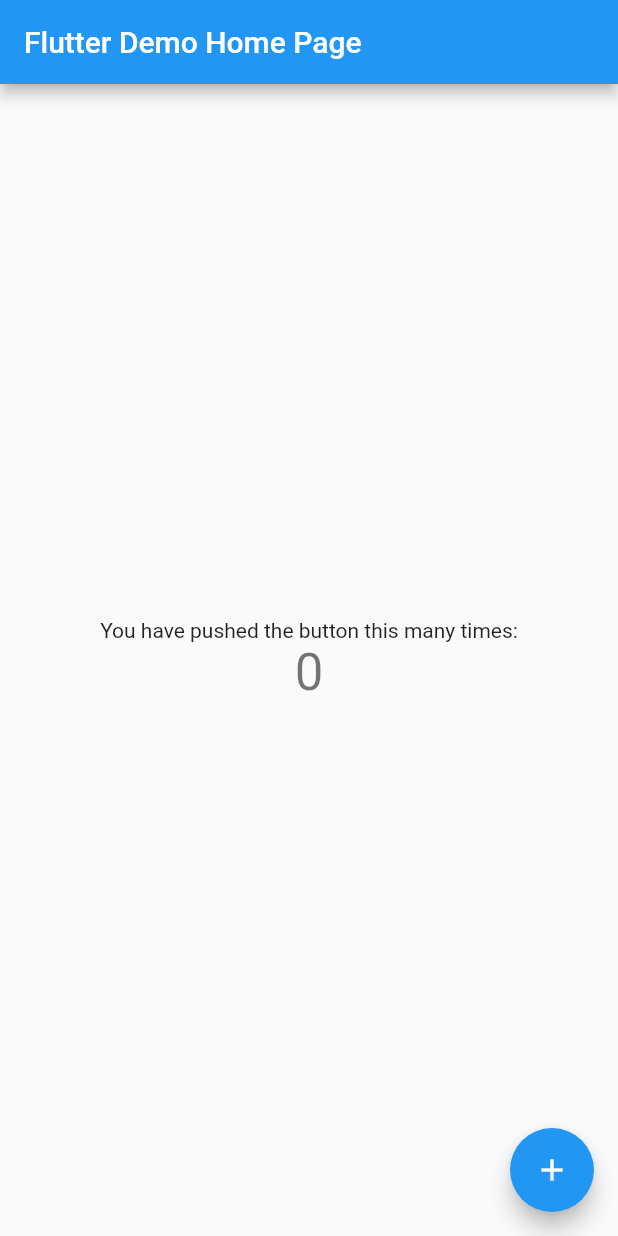
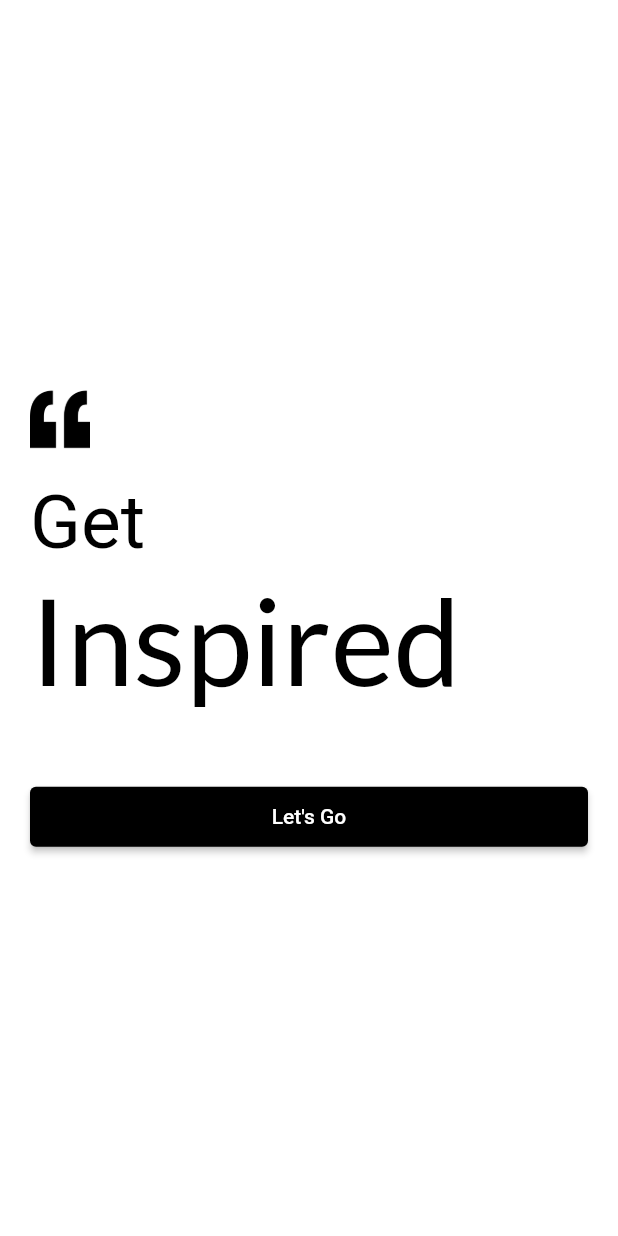
Before and after one commit to sambitskr/Codsoft, a Flutter app: the screen it shows after launch, on a phone screen of 412 x 824 dp. Run offline on Flutter 3.47's test engine with Material 2 defaults, Android fonts, the phone set to English and light mode, and no system bars; our stand-ins replace flutter_slidable, google_fonts, hidden_drawer_menu, hive_flutter, lottie, share_plus; missing offline and left inert: clipboard; accounts and stored records are empty.

Commit message:
first commit

```diff
--- /dev/null
+++ b/quote_of_the_day/lib/data/database.dart
@@ -0,0 +1,6 @@
+import 'package:hive_flutter/hive_flutter.dart';
+
+class FavouriteDataBase {
+  //reference the hive box
+  final _myBox = Hive.openBox('mybox');
+}
--- a/quote_of_the_day/lib/main.dart
+++ b/quote_of_the_day/lib/main.dart
@@ -1,4 +1,7 @@
 import 'package:flutter/material.dart';
+import 'package:provider/provider.dart';
+import 'package:quote_of_the_day/pages/introPage.dart';
+import 'package:quote_of_the_day/provider/favorite_provider.dart';
 
 void main() {
   runApp(const MyApp());
@@ -10,106 +13,14 @@ class MyApp extends StatelessWidget {
   // This widget is the root of your application.
   @override
   Widget build(BuildContext context) {
-    return MaterialApp(
-      title: 'Flutter Demo',
-      theme: ThemeData(
-        // This is the theme of your application.
-        //
-        // Try running your application with "flutter run". You'll see the
-        // application has a blue toolbar. Then, without quitting the app, try
-        // changing the primarySwatch below to Colors.green and then invoke
-        // "hot reload" (press "r" in the console where you ran "flutter run",
-        // or simply save your changes to "hot reload" in a Flutter IDE).
-        // Notice that the counter didn't reset back to zero; the application
-        // is not restarted.
-        primarySwatch: Colors.blue,
+    return ChangeNotifierProvider(
+      create: (context) => FavoriteProvider(),
+      child: MaterialApp(
+        title: 'Quote Sapient',
+        debugShowCheckedModeBanner: false,
+        theme: ThemeData(),
+        home: const IntroPage(),
       ),
-      home: const MyHomePage(title: 'Flutter Demo Home Page'),
     );
   }
 }
-
-class MyHomePage extends StatefulWidget {
-  const MyHomePage({super.key, required this.title});
-
-  // This widget is the home page of your application. It is stateful, meaning
-  // that it has a State object (defined below) that contains fields that affect
-  // how it looks.
-
-  // This class is the configuration for the state. It holds the values (in this
-  // case the title) provided by the parent (in this case the App widget) and
-  // used by the build method of the State. Fields in a Widget subclass are
-  // always marked "final".
-
-  final String title;
-
-  @override
-  State<MyHomePage> createState() => _MyHomePageState();
-}
-
-class _MyHomePageState extends State<MyHomePage> {
-  int _counter = 0;
-
-  void _incrementCounter() {
-    setState(() {
-      // This call to setState tells the Flutter framework that something has
-      // changed in this State, which causes it to rerun the build method below
-      // so that the display can reflect the updated values. If we changed
-      // _counter without calling setState(), then the build method would not be
-      // called again, and so nothing would appear to happen.
-      _counter++;
-    });
-  }
-
-  @override
-  Widget build(BuildContext context) {
-    // This method is rerun every time setState is called, for instance as done
-    // by the _incrementCounter method above.
-    //
-    // The Flutter framework has been optimized to make rerunning build methods
-    // fast, so that you can just rebuild anything that needs updating rather
-    // than having to individually change instances of widgets.
-    return Scaffold(
-      appBar: AppBar(
-        // Here we take the value from the MyHomePage object that was created by
-        // the App.build method, and use it to set our appbar title.
-        title: Text(widget.title),
-      ),
-      body: Center(
-        // Center is a layout widget. It takes a single child and positions it
-        // in the middle of the parent.
-        child: Column(
-          // Column is also a layout widget. It takes a list of children and
-          // arranges them vertically. By default, it sizes itself to fit its
-          // children horizontally, and tries to be as tall as its parent.
-          //
-          // Invoke "debug painting" (press "p" in the console, choose the
-          // "Toggle Debug Paint" action from the Flutter Inspector in Android
-          // Studio, or the "Toggle Debug Paint" command in Visual Studio Code)
-          // to see the wireframe for each widget.
-          //
-          // Column has various properties to control how it sizes itself and
-          // how it positions its children. Here we use mainAxisAlignment to
-          // center the children vertically; the main axis here is the vertical
-          // axis because Columns are vertical (the cross axis would be
-          // horizontal).
-          mainAxisAlignment: MainAxisAlignment.center,
-          children: <Widget>[
-            const Text(
-              'You have pushed the button this many times:',
-            ),
-            Text(
-              '$_counter',
-              style: Theme.of(context).textTheme.headlineMedium,
-            ),
-          ],
-        ),
-      ),
-      floatingActionButton: FloatingActionButton(
-        onPressed: _incrementCounter,
-        tooltip: 'Increment',
-        child: const Icon(Icons.add),
-      ), // This trailing comma makes auto-formatting nicer for build methods.
-    );
-  }
-}
--- /dev/null
+++ b/quote_of_the_day/lib/pages/introPage.dart
@@ -0,0 +1,74 @@
+import 'package:flutter/material.dart';
+import 'package:google_fonts/google_fonts.dart';
+import 'package:quote_of_the_day/pages/login.dart';
+
+class IntroPage extends StatelessWidget {
+  const IntroPage({super.key});
+
+  @override
+  Widget build(BuildContext context) {
+    double height = 40;
+    double width = 40;
+    return Scaffold(
+      backgroundColor: Colors.white,
+      body: Container(
+        margin: EdgeInsets.only(right: 20, left: 20),
+        child: Column(
+          crossAxisAlignment: CrossAxisAlignment.start,
+          children: [
+            Spacer(),
+            Image.asset(
+              "assets/quote.png",
+              height: height,
+              width: width,
+            ),
+            SizedBox(
+              height: 20,
+            ),
+            RichText(
+              text: TextSpan(
+                style: TextStyle(fontSize: 50, color: Colors.black),
+                children: [
+                  TextSpan(
+                    text: "Get\n",
+                  ),
+                  TextSpan(
+                    text: "Inspired",
+                    style: GoogleFonts.lato(
+                      textStyle: TextStyle(fontSize: 80, color: Colors.black),
+                    ),
+                  )
+                ],
+              ),
+            ),
+            SizedBox(
+              height: 50,
+            ),
+            Container(
+              decoration:
+                  BoxDecoration(borderRadius: BorderRadius.circular(15)),
+              height: 40,
+              width: double.infinity,
+              child: ElevatedButton(
+                onPressed: () {
+                  Navigator.push(
+                    context,
+                    MaterialPageRoute(
+                      builder: (context) => LoginPage(),
+                    ),
+                  );
+                },
+                child: Text("Let's Go"),
+                style: ButtonStyle(
+                  backgroundColor:
+                      MaterialStatePropertyAll<Color>(Colors.black),
+                ),
+              ),
+            ),
+            Spacer(),
+          ],
+        ),
+      ),
+    );
+  }
+}
--- /dev/null
+++ b/quote_of_the_day/lib/provider/favorite_provider.dart
@@ -0,0 +1,29 @@
+import 'package:flutter/material.dart';
+
+class FavoriteProvider extends ChangeNotifier {
+  final List<String> _quotes = [];
+  List<String> get quotes => _quotes;
+  final List<String> _authors = [];
+  List<String> get authors => _authors;
+
+  void toggleFavourite(String quote, String author) {
+    final isExist = _quotes.contains(quote);
+    final isExistt = _authors.contains(author);
+    if (isExist) {
+      _quotes.remove(quote);
+    } else {
+      _quotes.add(quote);
+    }
+    if (isExistt) {
+      _authors.remove(author);
+    } else {
+      _authors.add(author);
+    }
+    notifyListeners();
+  }
+
+  bool isExist(String quote) {
+    final isExist = _quotes.contains(quote);
+    return isExist;
+  }
+}
```
Also changed, not shown: quote_of_the_day/lib/model/quote_model.dart (added, +18 -0 lines), quote_of_the_day/lib/pages/favourites.dart (added, +45 -0 lines), quote_of_the_day/lib/pages/home.dart (added, +98 -0 lines), quote_of_the_day/lib/pages/login.dart (added, +67 -0 lines), quote_of_the_day/lib/utilities/hidden_drawer.dart (added, +47 -0 lines), quote_of_the_day/lib/utilities/quote_tiles.dart (added, +100 -0 lines), quote_of_the_day/lib/widgets/Quote_widgets.dart (added, +124 -0 lines), quote_of_the_day/pubspec.yaml (+14 -2 lines), quote_of_the_day/assets/quote.png (added), quote_of_the_day/pubspec.lock, 5 other files.
